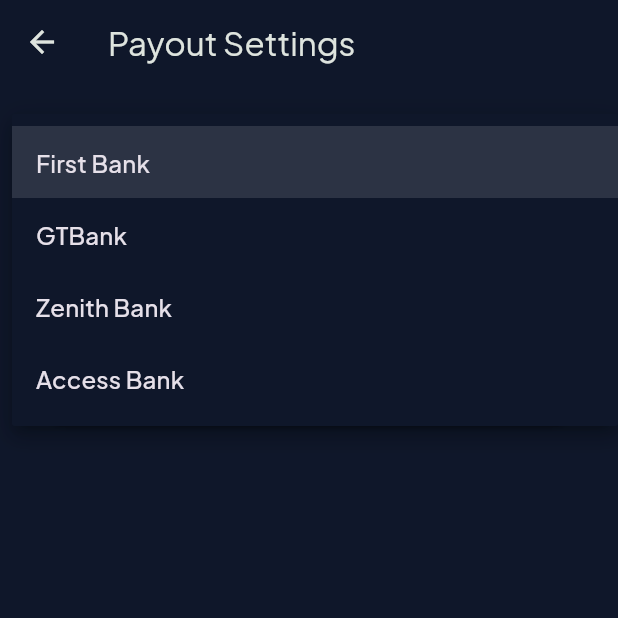
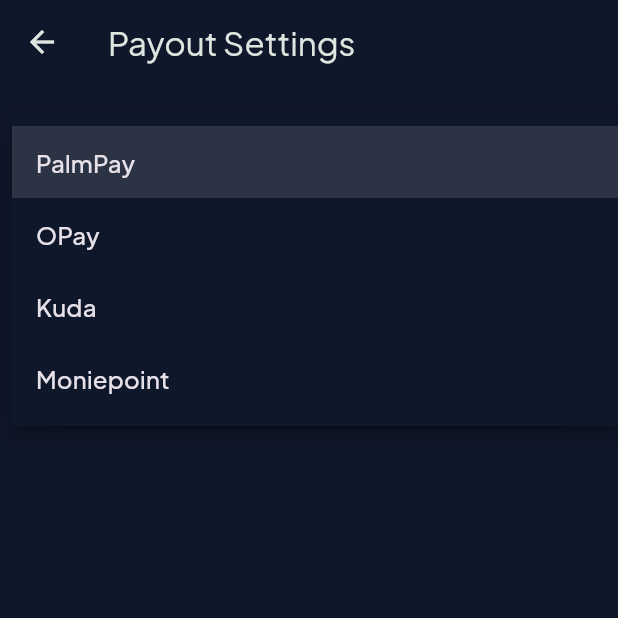
Before and after one commit to wggg01-dev/CampusTask, a Flutter app: the BankSetupScreen screen opened directly, after a tap on "Select Bank", on a phone screen of 412 x 824 dp, the top half of it. Run offline on Flutter 3.47's test engine with Material 3 defaults, Android fonts, the phone set to English and light mode, and no system bars; our stand-ins replace google_fonts, supabase_flutter; accounts and stored records are empty.

Commit message:
Update bank list with common mobile money providers
Replace existing bank list with PalmPay, OPay, Kuda, and Moniepoint in bank_setup_screen.dart.

Replit-Commit-Author: Agent
Replit-Commit-Session-Id: e89a0562-3fda-4cc9-b339-f596fd4631ae
Replit-Commit-Checkpoint-Type: full_checkpoint
Replit-Commit-Event-Id: 2e5379eb-2771-4bf9-a81c-15ab4ec466a6
Replit-Helium-Checkpoint-Created: true

```diff
--- a/lib/screens/bank_setup_screen.dart
+++ b/lib/screens/bank_setup_screen.dart
@@ -12,12 +12,11 @@ class _BankSetupScreenState extends State<BankSetupScreen> {
   final _accController = TextEditingController();
   String? _selectedBankCode;
 
-  // Manual list for speed, or fetch from Flutterwave API
   final List<Map<String, String>> _banks = [
-    {'name': 'First Bank', 'code': '011'},
-    {'name': 'GTBank', 'code': '058'},
-    {'name': 'Zenith Bank', 'code': '057'},
-    {'name': 'Access Bank', 'code': '044'},
+    {'name': 'PalmPay', 'code': '999991'},
+    {'name': 'OPay', 'code': '999992'},
+    {'name': 'Kuda', 'code': '090267'},
+    {'name': 'Moniepoint', 'code': '50515'},
   ];
 
   Future<void> _saveBank() async {
```
